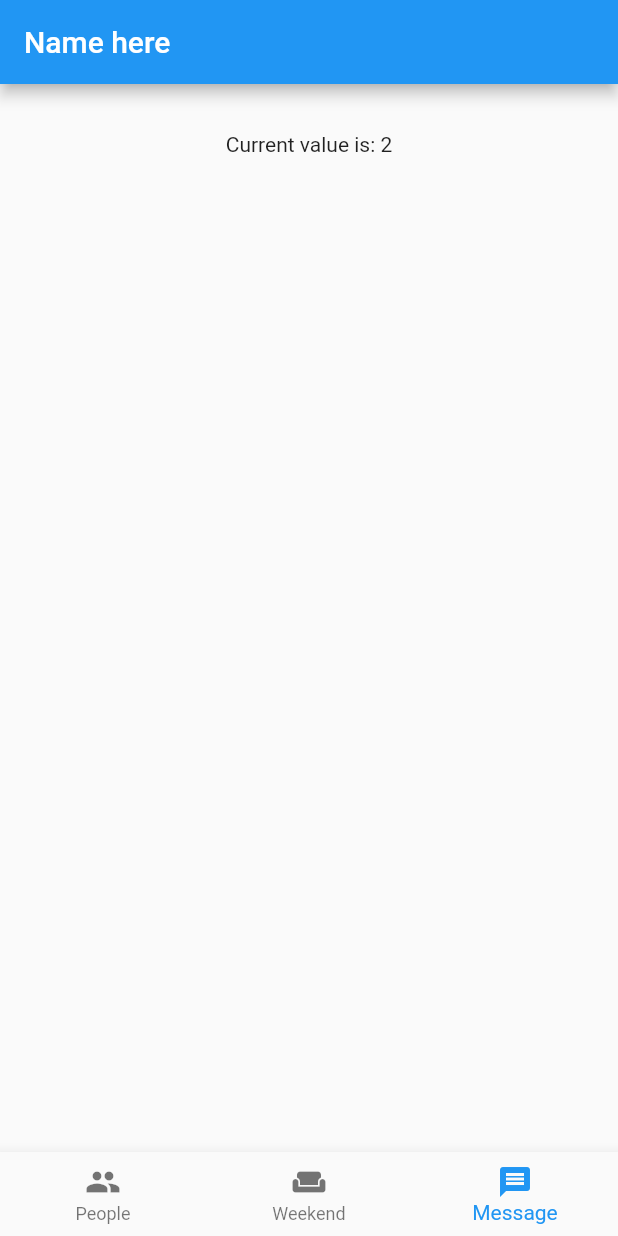
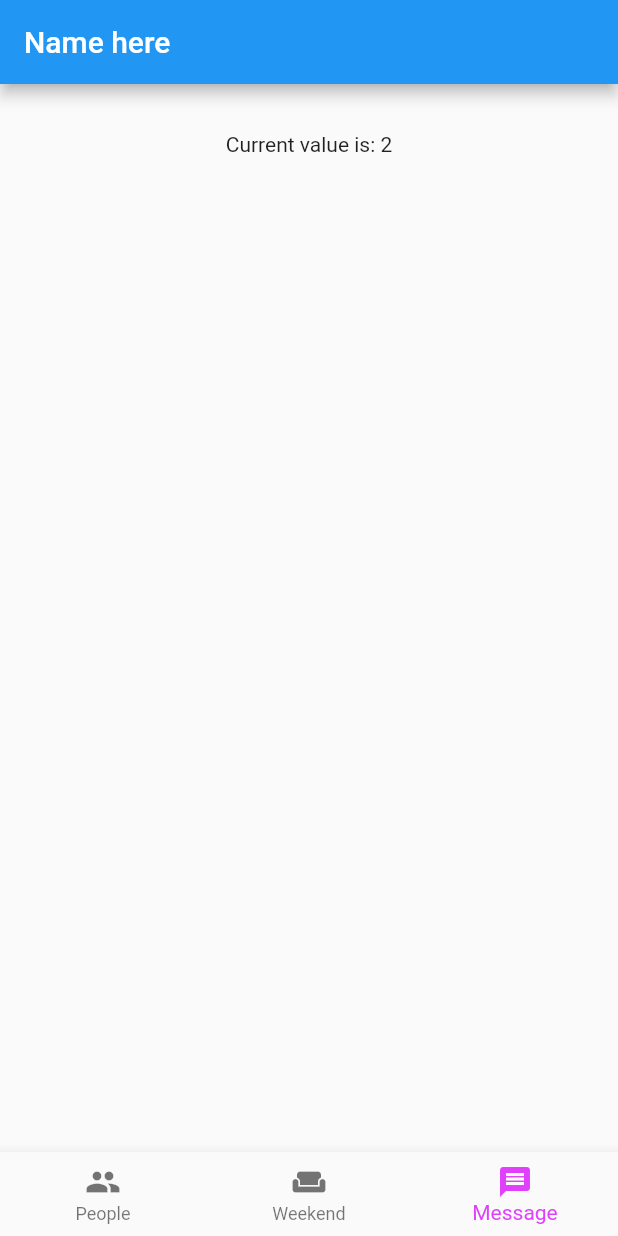
Before and after one commit to voidrealms/Flutter-4-5, a Flutter app: the screen it shows after launch, item 3 of the bottom bar chosen, on a phone screen of 412 x 824 dp. Run offline on Flutter 3.47's test engine with Material 2 defaults, Android fonts, the phone set to English and light mode, and no system bars.

Commit message:
update main.dart
The list wasn't functioning properly because of the null safety ,

```diff
--- a/lib/main.dart
+++ b/lib/main.dart
@@ -13,13 +13,13 @@ class MyApp extends StatefulWidget {
 
 class _State extends State<MyApp> {
 
-  List<BottomNavigationBarItem> _items;
+  List<BottomNavigationBarItem> _items = <BottomNavigationBarItem>[];
   String _value = '';
   int _index = 0;
 
   @override
   void initState() {
-    _items = new List();
+    // _items = new List();
     _items.add(new BottomNavigationBarItem(icon: new Icon(Icons.people), title: new Text('People')));
     _items.add(new BottomNavigationBarItem(icon: new Icon(Icons.weekend), title: new Text('Weekend')));
     _items.add(new BottomNavigationBarItem(icon: new Icon(Icons.message), title: new Text('Message')));
@@ -43,7 +43,7 @@ class _State extends State<MyApp> {
       ),
       bottomNavigationBar: new BottomNavigationBar(
         items: _items,
-        fixedColor: Colors.blue,
+        fixedColor: Colors.purpleAccent,
         currentIndex: _index,
         onTap: (int item) {
           setState((){
```
Lines whose indentation alone changed are shown as unchanged.
